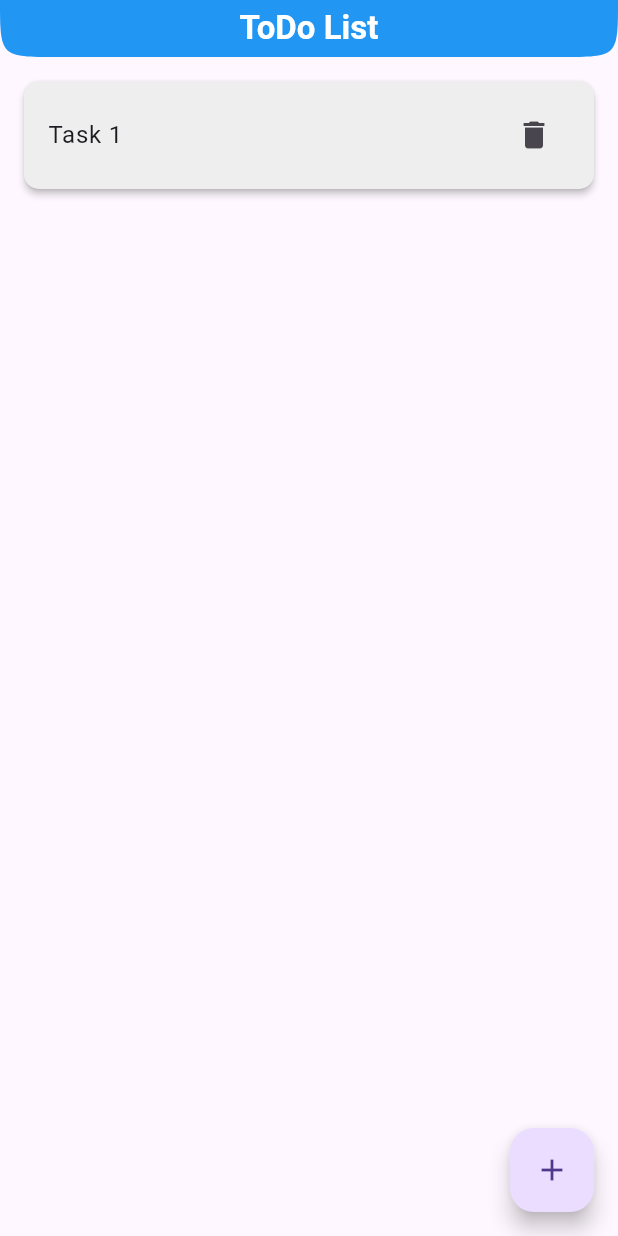
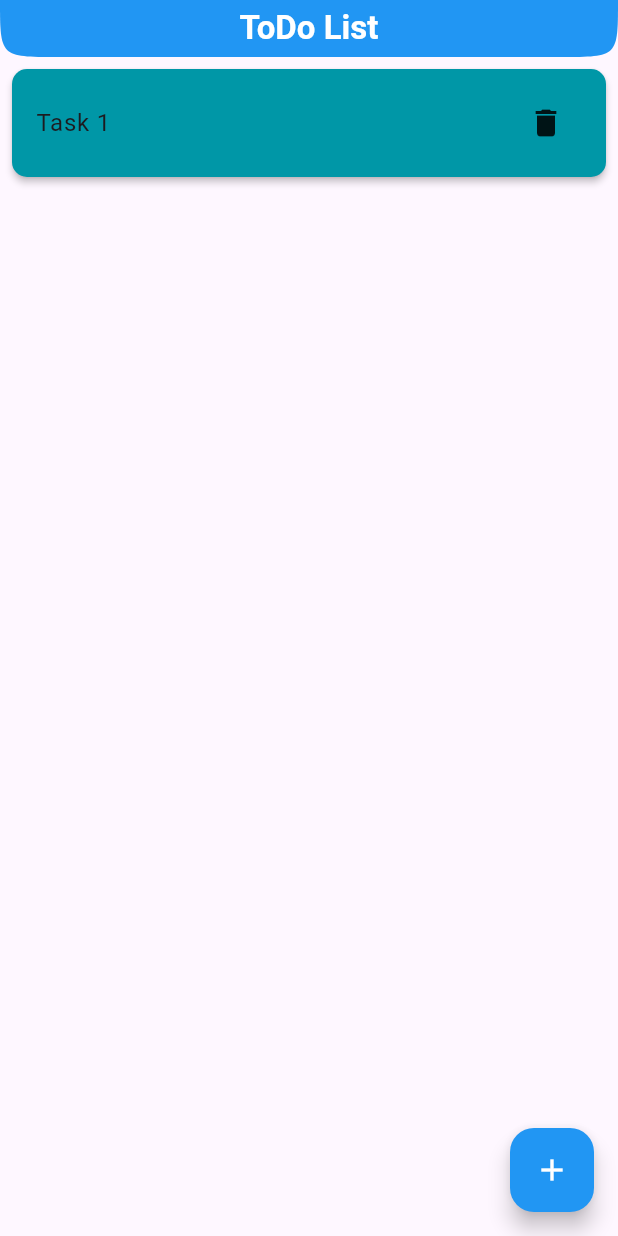
Before and after one commit to Anik-Adnan/ToDo_List, a Flutter app: the screen it shows after launch, after a tap on the "add" icon, on a phone screen of 412 x 824 dp. Run offline on Flutter 3.47's test engine with Material 3 defaults, Android fonts, the phone set to English and light mode, and no system bars.

Commit message:
list color and addbutton updated

```diff
--- a/todo_list/lib/screens/HomePage.dart
+++ b/todo_list/lib/screens/HomePage.dart
@@ -31,25 +31,29 @@ class _HomePageState extends State<HomePage> {
           centerTitle: true,
         ),
       ),
-      body: Padding(
+      body: SingleChildScrollView(
+          child: Container(
+            // color: Colors.blue,
             padding: const EdgeInsets.all(8.0),
             child: ListView.separated(
-          separatorBuilder: (context,index) => SizedBox(height: 8.0),
-          padding: EdgeInsets.symmetric(vertical: 8.0,horizontal: 8.0), // Add vertical padding around the list
+              physics: NeverScrollableScrollPhysics(),
+              shrinkWrap: true,
               itemCount: tasks.length,
+              separatorBuilder: (context, index) => SizedBox(height: 10.0),
               itemBuilder: (context, index) {
                 return Material(
                   shape: RoundedRectangleBorder(
                     borderRadius: BorderRadius.circular(10.0),
                   ),
                   elevation: 2.0,
-              color: index % 2 == 0 ? Colors.grey[200] : Colors.white,
+                  // color: Colors.cyan,
+                  color: index % 2 == 0 ? Colors.cyan.shade700 : Colors.cyan.shade500,
                   child: ListTile(
-
                     contentPadding: EdgeInsets.symmetric(horizontal: 16.0, vertical: 8.0),
                     title: Text(tasks[index]),
                     trailing: IconButton(
                       icon: Icon(Icons.delete),
+                      color: Colors.black87,
                       onPressed: () {
                         setState(() {
                           tasks.removeAt(index);
@@ -61,11 +65,16 @@ class _HomePageState extends State<HomePage> {
               },
             ),
           ),
+        ),
       floatingActionButton: FloatingActionButton(
+        backgroundColor: Colors.blue,
         onPressed: () {
           _addTask();
         },
-        child: const Icon(Icons.add),
+        child: const Icon(
+          Icons.add,
+          color: Colors.white,
+        ),
       ),
     );
   }
```
Lines whose indentation alone changed are shown as unchanged.
